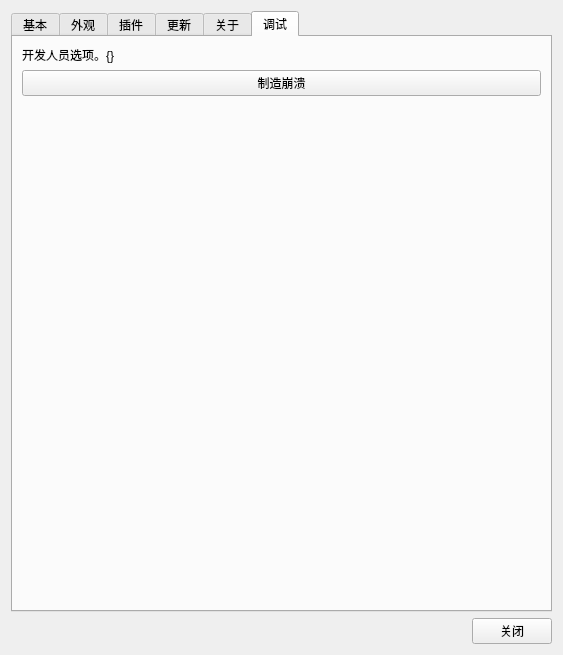
This is UISource/settings.ui in HelloWRC/W-DesktopCountdown as Qt 5 draws it before an edit. The edited form follows.
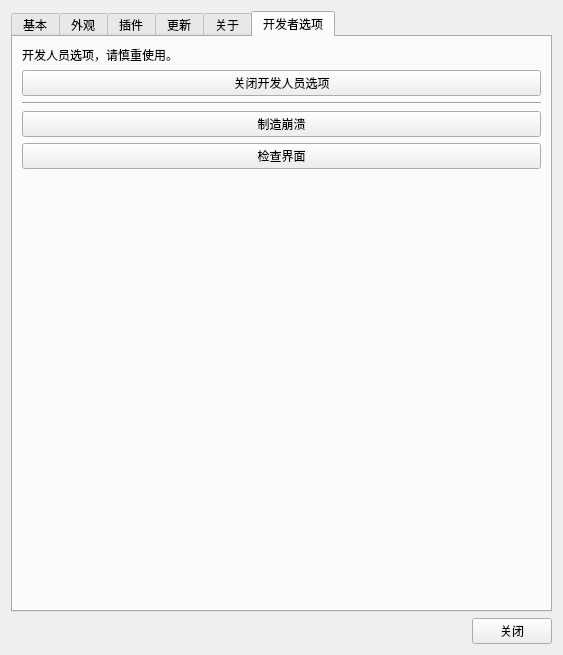
This is the edited form. The open tabs and pages were chosen to show the change. Icons and pictures are not drawn.

```diff
--- a/UISource/settings.ui
+++ b/UISource/settings.ui
@@ -787,23 +787,50 @@
      </widget>
      <widget class="QWidget" name="tab_dev">
       <attribute name="title">
-       <string>调试</string>
+       <string>开发者选项</string>
       </attribute>
       <layout class="QFormLayout" name="formLayout_4">
-       <item row="0" column="0">
-        <widget class="QLabel" name="label_9">
-         <property name="text">
-          <string>开发人员选项。{}</string>
-         </property>
-        </widget>
-       </item>
-       <item row="1" column="0" colspan="2">
+       <item row="3" column="0" colspan="2">
         <widget class="QPushButton" name="btn_crash">
          <property name="text">
           <string>制造崩溃</string>
          </property>
         </widget>
        </item>
+       <item row="0" column="0" colspan="2">
+        <widget class="QLabel" name="label_9">
+         <property name="text">
+          <string>开发人员选项，请慎重使用。</string>
+         </property>
+        </widget>
+       </item>
+       <item row="1" column="0" colspan="2">
+        <widget class="QPushButton" name="btn_disable_dev">
+         <property name="text">
+          <string>关闭开发人员选项</string>
+         </property>
+        </widget>
+       </item>
+       <item row="2" column="0" colspan="2">
+        <widget class="Line" name="line_2">
+         <property name="minimumSize">
+          <size>
+           <width>0</width>
+           <height>0</height>
+          </size>
+         </property>
+         <property name="orientation">
+          <enum>Qt::Horizontal</enum>
+         </property>
+        </widget>
+       </item>
+       <item row="4" column="0" colspan="2">
+        <widget class="QPushButton" name="pushButton_5">
+         <property name="text">
+          <string>检查界面</string>
+         </property>
+        </widget>
+       </item>
       </layout>
      </widget>
     </widget>
```
Left out of the diff: 26 changed lines with no effect on the pictures.
